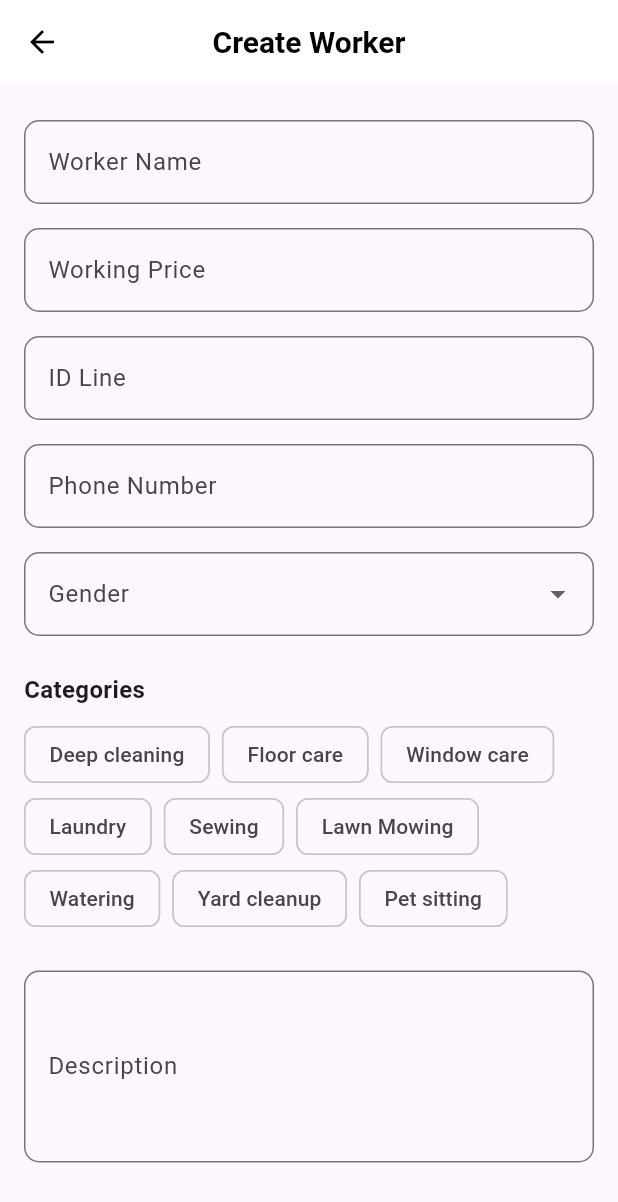
After one commit to Kamila3820/HOCA_frontend, a Flutter app: the CreatePostPage screen opened directly, on a phone screen of 412 x 824 dp. The commit adds this screen. Shown: the top 1202 px of the screen. Run offline on Flutter 3.47's test engine with Material 3 defaults, Android fonts, the light colour scheme and no system bars.

Commit message:
update profile + createpost
don't for get to do naaaa

```diff
--- a/lib/main.dart
+++ b/lib/main.dart
@@ -1,5 +1,6 @@
 import 'package:flutter/material.dart';
 import 'pages/login.dart';
+import 'pages/profile.dart';
 
 void main() => runApp(HOCAApp());
 
--- /dev/null
+++ b/lib/pages/createpost.dart
@@ -0,0 +1,127 @@
+import 'package:flutter/material.dart';
+
+class CreatePostPage extends StatelessWidget {
+  @override
+  Widget build(BuildContext context) {
+    return Scaffold(
+      appBar: AppBar(
+        backgroundColor: Colors.white,
+        elevation: 0,
+        leading: IconButton(
+          icon: Icon(Icons.arrow_back, color: Colors.black),
+          onPressed: () {
+            Navigator.of(context).pop();
+          },
+        ),
+        title: Text(
+          "Create Worker",
+          style: TextStyle(
+            color: Colors.black,
+            fontWeight: FontWeight.bold,
+            fontSize: 20,
+          ),
+        ),
+        centerTitle: true,
+      ),
+      body: SingleChildScrollView(
+        child: Padding(
+          padding: const EdgeInsets.all(16.0),
+          child: Column(
+            crossAxisAlignment: CrossAxisAlignment.start,
+            children: [
+              _buildTextField(label: "Worker Name"),
+              _buildTextField(label: "Working Price"),
+              _buildTextField(label: "ID Line"),
+              _buildTextField(label: "Phone Number"),
+              _buildDropdownField(label: "Gender", items: ["Male", "Female"]),
+              SizedBox(height: 16),
+              Text(
+                "Categories",
+                style: TextStyle(fontSize: 16, fontWeight: FontWeight.bold),
+              ),
+              SizedBox(height: 8),
+              _buildCategoryChips(),
+              SizedBox(height: 16),
+              _buildTextField(
+                label: "Description",
+                maxLines: 4,
+                keyboardType: TextInputType.multiline,
+              ),
+              SizedBox(height: 16),
+            ],
+          ),
+        ),
+      ),
+    );
+  }
+
+  Widget _buildTextField({
+    required String label,
+    int maxLines = 1,
+    TextInputType keyboardType = TextInputType.text,
+  }) {
+    return Padding(
+      padding: const EdgeInsets.symmetric(vertical: 8.0),
+      child: TextField(
+        maxLines: maxLines,
+        keyboardType: keyboardType,
+        decoration: InputDecoration(
+          labelText: label,
+          border: OutlineInputBorder(
+            borderRadius: BorderRadius.circular(10),
+          ),
+        ),
+      ),
+    );
+  }
+
+  Widget _buildDropdownField(
+      {required String label, required List<String> items}) {
+    return Padding(
+      padding: const EdgeInsets.symmetric(vertical: 8.0),
+      child: DropdownButtonFormField<String>(
+        decoration: InputDecoration(
+          labelText: label,
+          border: OutlineInputBorder(
+            borderRadius: BorderRadius.circular(10),
+          ),
+        ),
+        items: items.map((item) {
+          return DropdownMenuItem<String>(
+            value: item,
+            child: Text(item),
+          );
+        }).toList(),
+        onChanged: (value) {
+          // Handle change
+        },
+      ),
+    );
+  }
+
+  Widget _buildCategoryChips() {
+    List<String> categories = [
+      "Deep cleaning",
+      "Floor care",
+      "Window care",
+      "Laundry",
+      "Sewing",
+      "Lawn Mowing",
+      "Watering",
+      "Yard cleanup",
+      "Pet sitting",
+    ];
+
+    return Wrap(
+      spacing: 8.0,
+      children: categories.map((category) {
+        return FilterChip(
+          label: Text(category),
+          onSelected: (bool selected) {
+            // Handle chip selection
+          },
+        );
+      }).toList(),
+    );
+  }
+}
--- a/lib/pages/login.dart
+++ b/lib/pages/login.dart
@@ -1,5 +1,6 @@
 import 'package:flutter/material.dart';
 import 'register.dart'; // Import the register page
+import 'profile.dart';
 
 class LoginPage extends StatelessWidget {
   @override
--- a/lib/pages/profile.dart
+++ b/lib/pages/profile.dart
@@ -1,4 +1,5 @@
 import 'package:flutter/material.dart';
+import 'profile.dart'; // Ensure this is the correct path to your ProfilePage
 
 class ProfilePage extends StatelessWidget {
   @override
```
